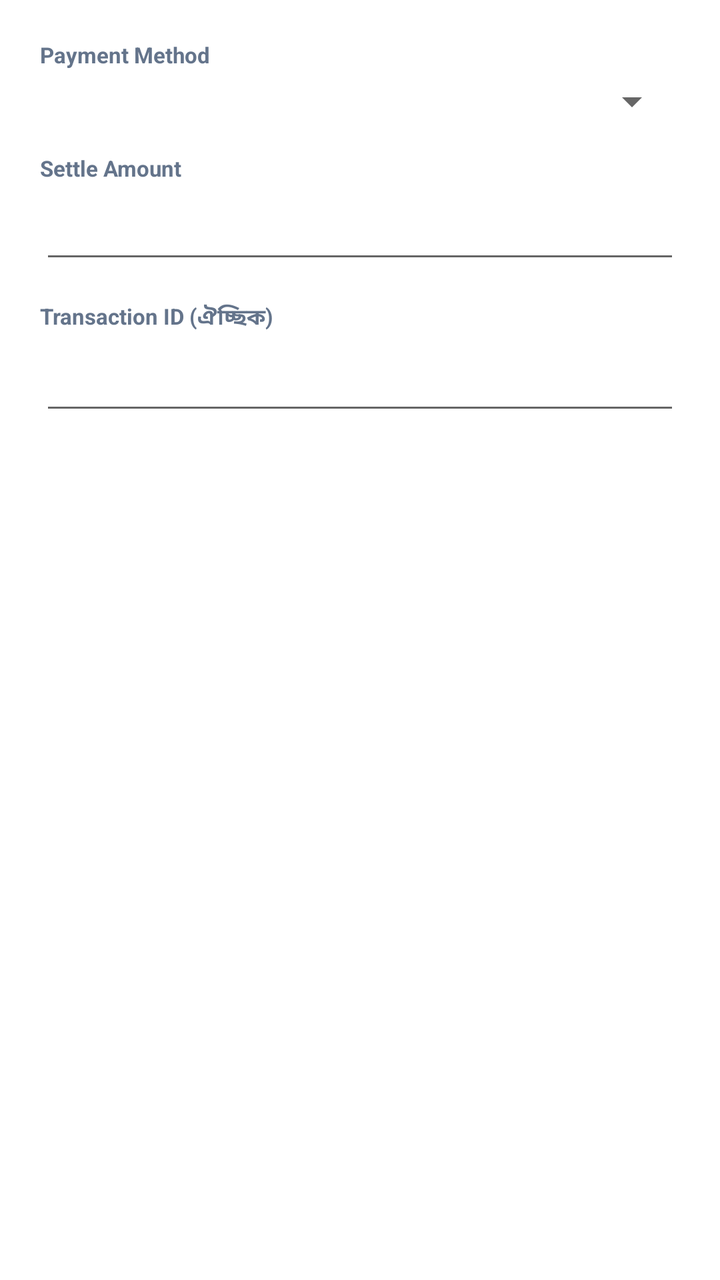
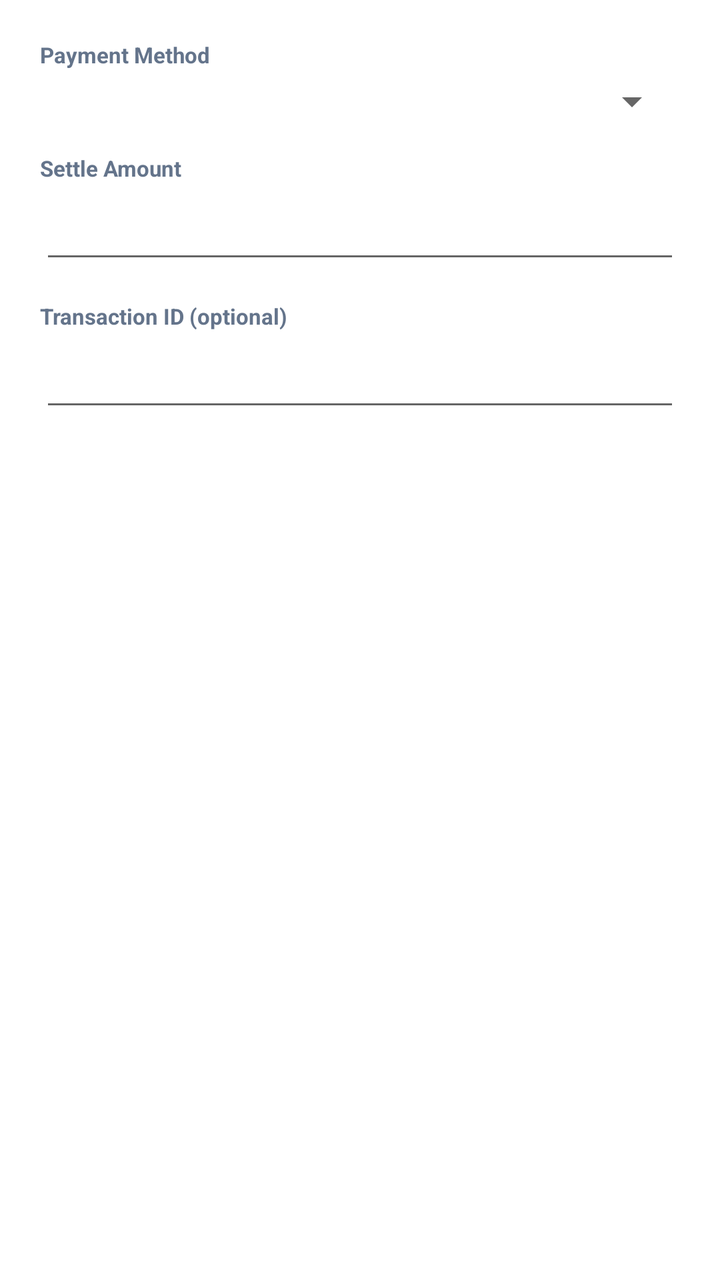

An Android layout rendered at two revisions. The XML below is the earlier revision; the diff shows what the commit changed to produce the second picture.
<!-- AndroidManifest.xml: application theme Theme.DataBridge -->
<!-- res/layout/dialog_pc_quick_settle.xml -->
<?xml version="1.0" encoding="utf-8"?>
<LinearLayout xmlns:android="http://schemas.android.com/apk/res/android"
    android:layout_width="match_parent"
    android:layout_height="wrap_content"
    android:orientation="vertical"
    android:padding="20dp">

    <TextView
        android:layout_width="match_parent"
        android:layout_height="wrap_content"
        android:text="Payment Method"
        android:textSize="11sp"
        android:textStyle="bold"
        android:textColor="#64748B" />

    <Spinner
        android:id="@+id/spinnerQsPaymentMethod"
        android:layout_width="match_parent"
        android:layout_height="wrap_content"
        android:layout_marginTop="4dp" />

    <TextView
        android:layout_width="match_parent"
        android:layout_height="wrap_content"
        android:layout_marginTop="14dp"
        android:text="Settle Amount"
        android:textSize="11sp"
        android:textStyle="bold"
        android:textColor="#64748B" />

    <EditText
        android:id="@+id/etQsAmount"
        android:layout_width="match_parent"
        android:layout_height="wrap_content"
        android:layout_marginTop="4dp"
        android:inputType="numberDecimal" />

    <TextView
        android:layout_width="match_parent"
        android:layout_height="wrap_content"
        android:layout_marginTop="14dp"
        android:text="Transaction ID (ঐচ্ছিক)"
        android:textSize="11sp"
        android:textStyle="bold"
        android:textColor="#64748B" />

    <EditText
        android:id="@+id/etQsTrxId"
        android:layout_width="match_parent"
        android:layout_height="wrap_content"
        android:layout_marginTop="4dp"
        android:inputType="text" />

</LinearLayout>
<!-- resources referenced by this layout -->
<resources>
  <style name="Theme.DataBridge" parent="Theme.MaterialComponents.DayNight.NoActionBar">
      <item name="colorPrimary">#00d4ff</item>
      <item name="colorPrimaryVariant">#16213e</item>
      <item name="colorOnPrimary">#ffffff</item>
      <item name="colorSecondary">#00d4ff</item>
      <item name="android:statusBarColor">#1a1a2e</item>
  </style>
</resources>

<!-- the commit's change to res/layout/dialog_pc_quick_settle.xml (unified diff, before → after) -->
@@ -39,7 +39,7 @@
         android:layout_width="match_parent"
         android:layout_height="wrap_content"
         android:layout_marginTop="14dp"
-        android:text="Transaction ID (ঐচ্ছিক)"
+        android:text="Transaction ID (optional)"
         android:textSize="11sp"
         android:textStyle="bold"
         android:textColor="#64748B" />
